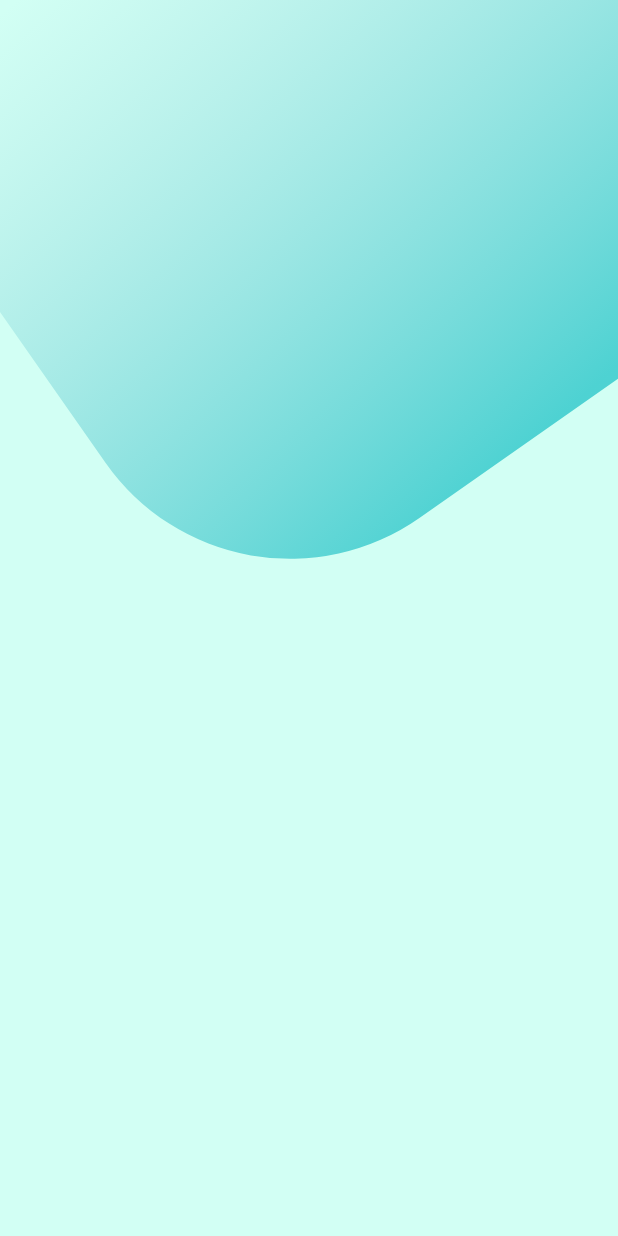
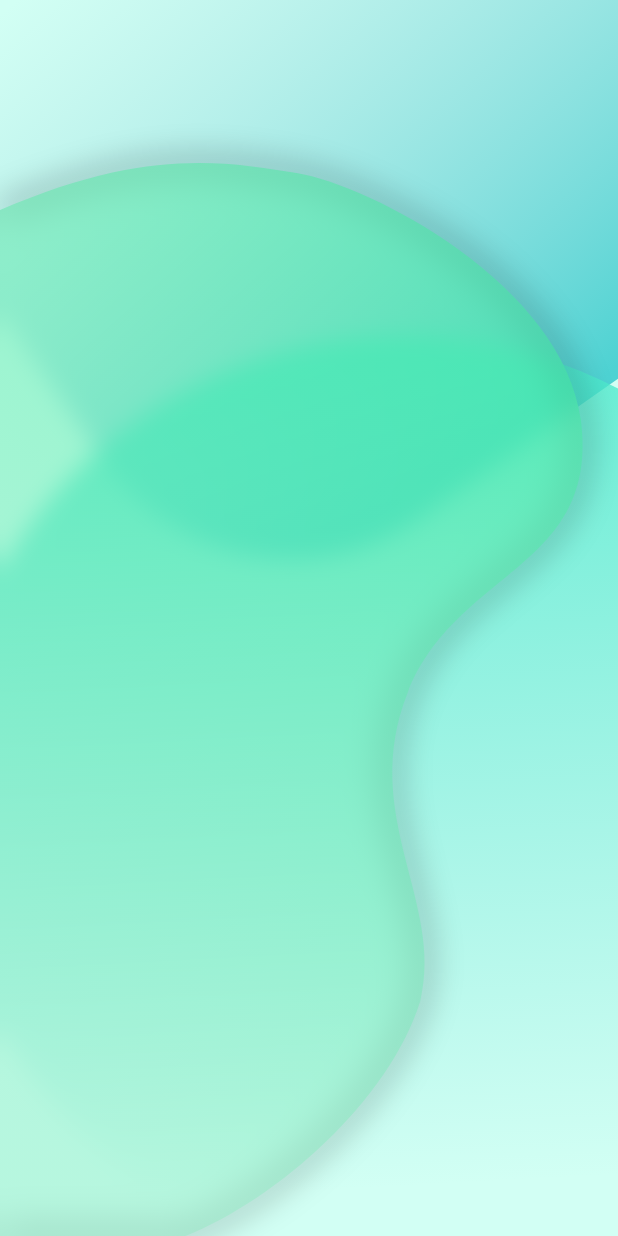
Before and after one commit to y0naa/familist, a Flutter app: the screen it shows after launch, on a phone screen of 412 x 824 dp. Run offline on Flutter 3.47's test engine with Material 2 defaults, Android fonts, the phone set to English and light mode, and no system bars.

Commit message:
shapes for login

```diff
--- a/lib/main.dart
+++ b/lib/main.dart
@@ -1,7 +1,7 @@
 import 'package:familist/utils/constants.dart';
 import 'package:flutter/material.dart';
 
-import 'login_page.dart';
+import 'pages/login_page.dart';
 
 void main() {
   runApp(const MyApp());
--- /dev/null
+++ b/lib/pages/center-widget/center_widget.dart
@@ -0,0 +1,89 @@
+import 'dart:ui';
+
+import 'package:flutter/material.dart';
+
+import 'center_widget_clipper.dart';
+import 'center_widget_painter.dart';
+
+class CenterWidget extends StatelessWidget {
+  final Size size;
+
+  const CenterWidget({super.key, required this.size});
+
+  @override
+  Widget build(BuildContext context) {
+    final width = size.width;
+    final height = size.height;
+
+    final path = Path();
+    path.moveTo(0, 0.17 * height);
+    path.cubicTo(
+      0.23 * width,
+      0.12 * height,
+      0.36 * width,
+      0.13 * height,
+      0.48 * width,
+      0.14 * height,
+    );
+    path.cubicTo(
+      0.6 * width,
+      0.15 * height,
+      0.91 * width,
+      0.23 * height,
+      0.94 * width,
+      0.34 * height,
+    );
+    path.cubicTo(
+      0.97 * width,
+      0.46 * height,
+      0.74 * width,
+      0.46 * height,
+      0.66 * width,
+      0.56 * height,
+    );
+    path.cubicTo(
+      0.58 * width,
+      0.66 * height,
+      0.72 * width,
+      0.73 * height,
+      0.68 * width,
+      0.81 * height,
+    );
+    path.cubicTo(
+      0.63 * width,
+      0.89 * height,
+      0.45 * width,
+      0.97 * height,
+      0.3 * width,
+      height,
+    );
+    path.lineTo(0, height);
+    path.close;
+
+    return Stack(
+      children: [
+        CustomPaint(
+          painter: CenterWidgetPainter(path: path),
+        ),
+        ClipPath(
+          clipper: CenterWidgetClipper(path: path),
+          child: BackdropFilter(
+            filter: ImageFilter.blur(sigmaX: 8, sigmaY: 8),
+            child: Container(
+              decoration: const BoxDecoration(
+                gradient: LinearGradient(
+                  begin: Alignment(1, -0.6),
+                  end: Alignment(-1, 0.8),
+                  colors: [
+                    Color(0x803DE896),
+                    Color(0x4D76E3AE),
+                  ],
+                ),
+              ),
+            ),
+          ),
+        )
+      ],
+    );
+  }
+}
--- /dev/null
+++ b/lib/pages/center-widget/center_widget_clipper.dart
@@ -0,0 +1,17 @@
+import 'package:flutter/material.dart';
+
+class CenterWidgetClipper extends CustomClipper<Path> {
+  final Path path;
+
+  const CenterWidgetClipper({required this.path});
+
+  @override
+  Path getClip(Size size) {
+    return path;
+  }
+
+  @override
+  bool shouldReclip(covariant CustomClipper<Path> oldClipper) {
+    return false;
+  }
+}
--- /dev/null
+++ b/lib/pages/center-widget/center_widget_painter.dart
@@ -0,0 +1,25 @@
+import 'dart:ui';
+
+import 'package:flutter/material.dart';
+
+class CenterWidgetPainter extends CustomPainter {
+  final Path path;
+
+  const CenterWidgetPainter({required this.path});
+
+  @override
+  void paint(Canvas canvas, Size size) {
+    final paint = Paint()
+      ..style = PaintingStyle.stroke
+      ..strokeWidth = 10
+      ..imageFilter = ImageFilter.blur(sigmaX: 10, sigmaY: 10)
+      ..color = Colors.black26;
+
+    canvas.drawPath(path, paint);
+  }
+
+  @override
+  bool shouldRepaint(covariant CustomPainter oldDelegate) {
+    return false;
+  }
+}
--- a/lib/login_page.dart
+++ b/lib/pages/login_page.dart
@@ -1,5 +1,7 @@
 import 'package:flutter/material.dart';
 import 'dart:math' as math;
+
+import 'center-widget/center_widget.dart';
 
 class LoginPage extends StatefulWidget {
   const LoginPage({super.key});
@@ -34,7 +36,17 @@ class _LoginPageState extends State<LoginPage> {
     return Container(
       width: 1.5 * screenWidth,
       height: 1.5 * screenWidth,
-      decoration: BoxDecoration(),
+      decoration: const BoxDecoration(
+        shape: BoxShape.circle,
+        gradient: LinearGradient(
+          begin: Alignment(0.6, -1.1),
+          end: Alignment(0.7, 0.8),
+          colors: [
+            Color(0XDB4BEBCC),
+            Color(0X005CDBCF),
+          ],
+        ),
+      ),
     );
   }
 
@@ -49,7 +61,12 @@ class _LoginPageState extends State<LoginPage> {
             left: -30,
             child: topWidget(screenSize.width),
           ),
-          bottomWidget(screenSize.width),
+          Positioned(
+            bottom: -18,
+            left: -40,
+            child: bottomWidget(screenSize.width),
+          ),
+          CenterWidget(size: screenSize),
         ],
       ),
     );
```
Also changed, not shown: pubspec.yaml (+13 -30 lines), assets/fonts/Montserrat-Bold.otf (added), assets/fonts/Montserrat-Regular.otf (added), assets/fonts/Montserrat-SemiBold.otf (added), assets/images/facebook.png (added), assets/images/google.png (added), pubspec.lock.
